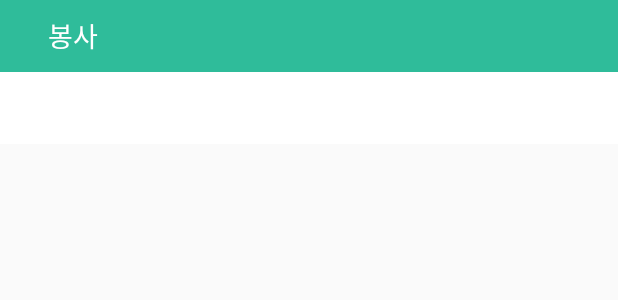
After one commit to MidasChallenge2017Mobile4/donation_android_app, an Android app: the layout activity_volunteer.xml on its own in the app's theme, with its tools: preview values and no code run, on a phone screen of 412 x 824 dp. The commit adds this screen. Shown: the top 300 px of the screen. Run offline under Robolectric (Android 15) with nearby library versions, the phone set to English and light mode, and no system bars.

Commit message:
VolunteerActivity추가

```diff
--- a/app/src/main/AndroidManifest.xml
+++ b/app/src/main/AndroidManifest.xml
@@ -10,9 +10,10 @@
         android:supportsRtl="true"
         android:theme="@style/AppTheme">
         <activity android:name=".MainActivity">
+        </activity>
+        <activity android:name=".volunteer.VolunteerActivity">
             <intent-filter>
                 <action android:name="android.intent.action.MAIN" />
-
                 <category android:name="android.intent.category.LAUNCHER" />
             </intent-filter>
         </activity>
--- /dev/null
+++ b/app/src/main/res/layout/activity_volunteer.xml
@@ -0,0 +1,74 @@
+<?xml version="1.0" encoding="utf-8"?>
+<LinearLayout xmlns:android="http://schemas.android.com/apk/res/android"
+    xmlns:app="http://schemas.android.com/apk/res-auto"
+    xmlns:tools="http://schemas.android.com/tools"
+    android:orientation="vertical"
+    android:layout_width="match_parent"
+    android:layout_height="match_parent"
+    tools:context="com.midas.donation_android_app.volunteer.VolunteerActivity">
+
+
+    <RelativeLayout
+        android:layout_width="match_parent"
+        android:layout_height="48dp"
+        android:background="@color/colorAccent"
+        android:gravity="center_vertical">
+
+        <ImageButton
+            android:visibility="gone"
+            android:id="@+id/list_btn"
+            android:background="@android:color/transparent"
+            android:src="@drawable/ic_clear_black_24_dp"
+            android:layout_marginLeft="16dp"
+            android:layout_alignParentLeft="true"
+            android:layout_width="24dp"
+            android:layout_height="24dp"
+            />
+
+        <TextView
+            android:text="봉사"
+            android:layout_toRightOf="@+id/list_btn"
+            android:layout_marginLeft="32dp"
+            android:textSize="18sp"
+            android:id="@+id/this_month_tv"
+            android:layout_width="wrap_content"
+            android:layout_height="wrap_content"
+            android:textColor="@color/white" />
+
+
+        <!--<TextView-->
+            <!--android:id="@+id/today_tv"-->
+            <!--android:gravity="right"-->
+            <!--android:text="오늘"-->
+            <!--android:paddingRight="16dp"-->
+            <!--android:textColor="#ffffff"-->
+            <!--android:textSize="18dp"-->
+            <!--android:layout_width="wrap_content"-->
+            <!--android:layout_height="24dp"-->
+            <!--android:layout_alignBaseline="@+id/this_month_tv"-->
+            <!--android:layout_alignBottom="@+id/this_month_tv"-->
+            <!--android:layout_alignParentRight="true"-->
+            <!--android:layout_alignParentEnd="true" />-->
+
+    </RelativeLayout>
+
+    <android.support.design.widget.TabLayout
+        android:id="@+id/tab_layout"
+        android:layout_width="match_parent"
+        android:layout_height="wrap_content"
+        app:tabTextColor="@color/text_color"
+        app:tabSelectedTextColor="@color/colorAccent"
+        android:background="@color/colorPrimary"
+        app:tabIndicatorColor="@color/colorAccent"
+        tools:layout_editor_absoluteY="0dp"
+        tools:layout_editor_absoluteX="8dp" />
+
+
+    <android.support.v4.view.ViewPager
+        android:layout_below="@id/tab_layout"
+        android:id="@+id/pager"
+        android:layout_width="0dp"
+        android:layout_height="0dp"
+        tools:layout_editor_absoluteY="8dp"
+        tools:layout_editor_absoluteX="8dp" />
+</LinearLayout>
--- a/app/src/main/res/values/strings.xml
+++ b/app/src/main/res/values/strings.xml
@@ -1,3 +1,6 @@
 <resources>
     <string name="app_name">donation_android_app</string>
+
+    <!-- TODO: Remove or change this placeholder text -->
+    <string name="hello_blank_fragment">Hello blank fragment</string>
 </resources>
```
Also changed, not shown: app/src/main/java/com/midas/donation_android_app/volunteer/BlankFragment.java (added, +30 -0 lines), app/src/main/java/com/midas/donation_android_app/volunteer/VolunteerActivity.java (added, +74 -0 lines), app/src/main/res/layout/fragment_blank.xml (added, +13 -0 lines).
